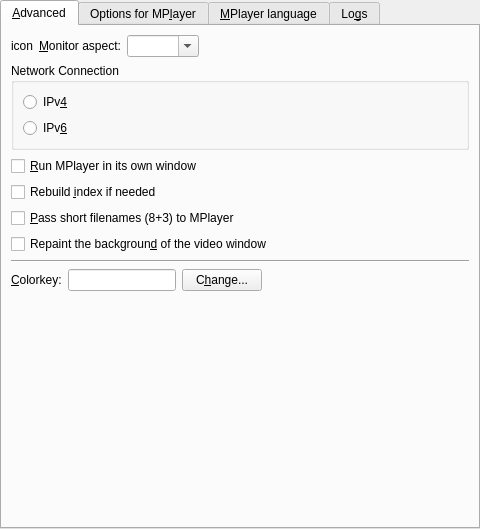
The window that src/prefadvanced.ui (wilbert2000/wzplayer) describes before a commit, drawn with Qt 5.
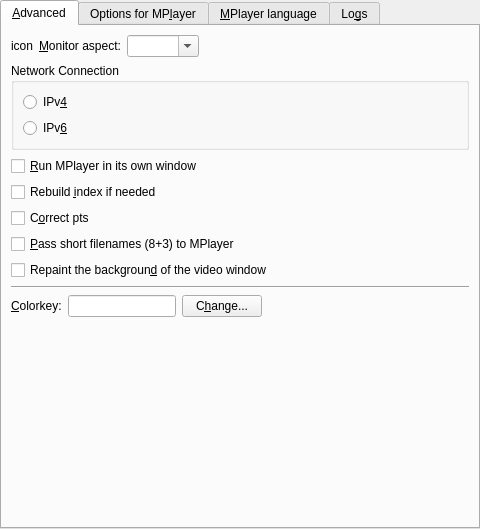
The same window after the commit. Custom widgets are drawn as their Qt base class.

Commit message: Added the new option "Correct pts" in Preferences->Advanced.

Patch:
```diff
--- a/src/prefadvanced.ui
+++ b/src/prefadvanced.ui
@@ -139,6 +139,13 @@
          </property>
         </widget>
        </item>
+       <item>
+        <widget class="QCheckBox" name="correct_pts_check" >
+         <property name="text" >
+          <string>C&amp;orrect pts</string>
+         </property>
+        </widget>
+       </item>
        <item>
         <widget class="QCheckBox" name="shortnames_check" >
          <property name="text" >
@@ -184,9 +191,7 @@
          <item>
           <widget class="QLineEdit" name="colorkey_view" >
            <property name="sizePolicy" >
-            <sizepolicy>
-             <hsizetype>1</hsizetype>
-             <vsizetype>0</vsizetype>
+            <sizepolicy vsizetype="Fixed" hsizetype="Minimum" >
              <horstretch>0</horstretch>
              <verstretch>0</verstretch>
             </sizepolicy>
```
Left out of the diff: 191 changed lines with no effect on the pictures. The commit also changes 6 other files.
